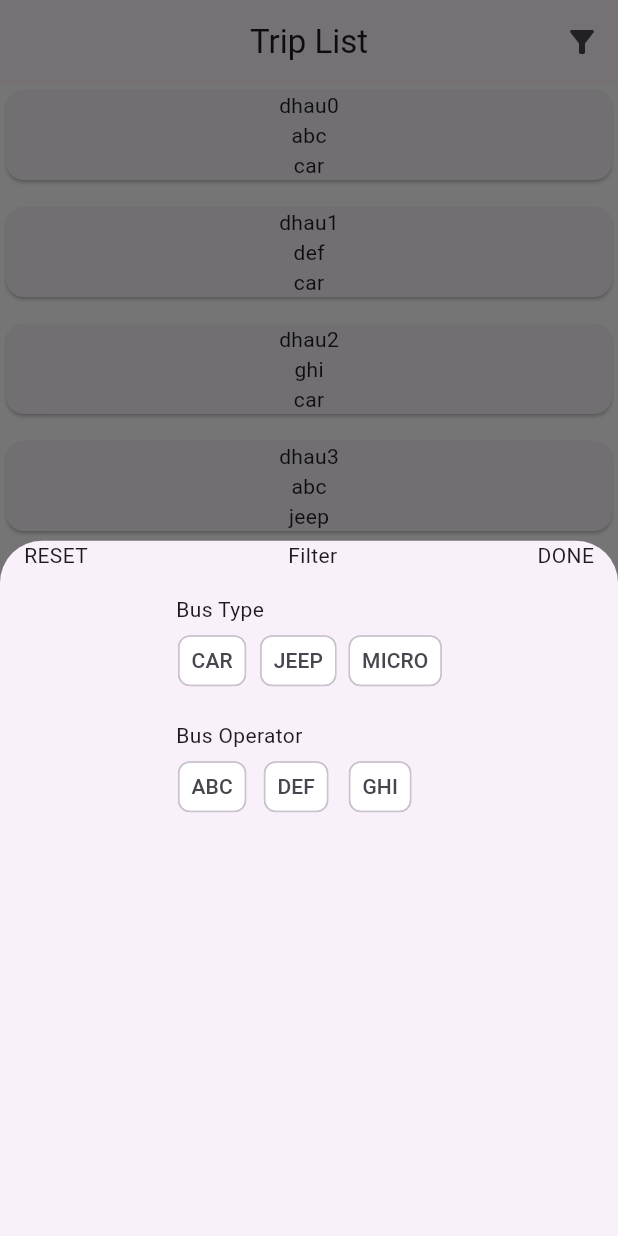
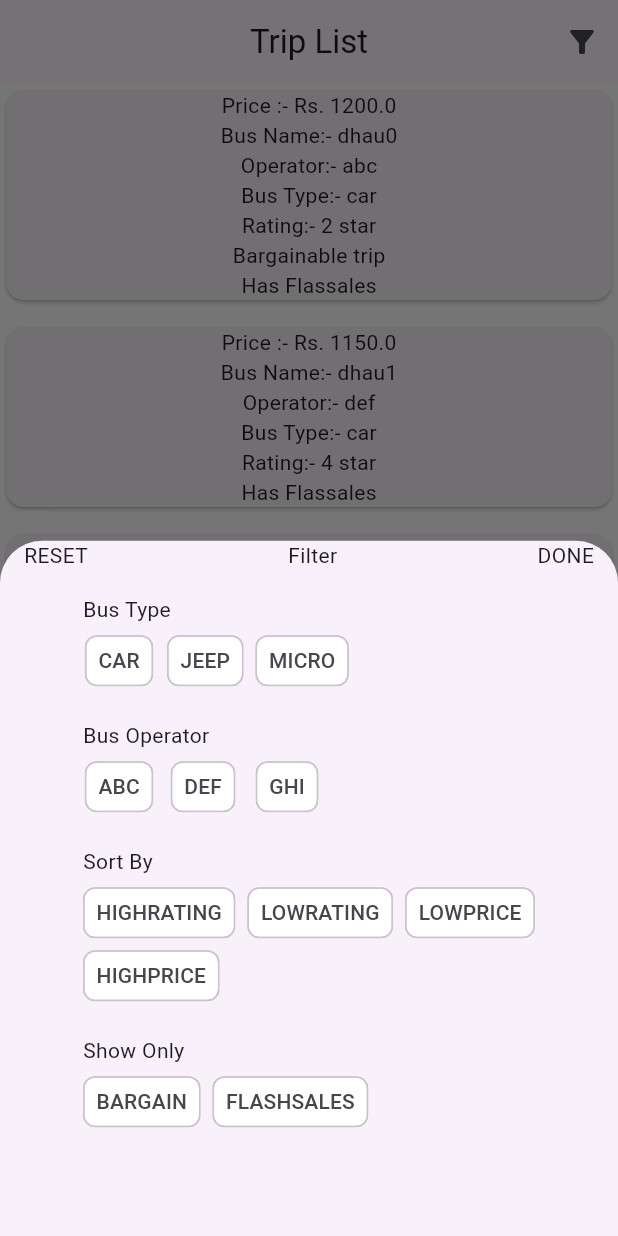
Before and after one commit to shuvam-koirala/TRIP_LIST_FILTER_EXAMPLE, a Flutter app: the screen it shows after launch, after a tap on the "filter alt" icon, on a phone screen of 412 x 824 dp. Run offline on Flutter 3.47's test engine with Material 3 defaults, Android fonts, the phone set to English and light mode, and no system bars; our stand-ins replace bloc, flutter_bloc.

Commit message:
extra filters added

```diff
--- /dev/null
+++ b/lib/filter_enums.dart
@@ -0,0 +1,3 @@
+enum SortingFilter { lowrating, highrating, lowPrice, highPrice }
+
+enum ShowOnlyFilter { bargain, flashsales }
--- a/lib/trip.dart
+++ b/lib/trip.dart
@@ -1,7 +1,13 @@
 class Trip {
-  Trip(this.id, this.busName, this.busType, this.busOperator);
+  Trip(this.id, this.busName, this.busType, this.busOperator, this.rating,
+      this.price,
+      {required this.canBargain, required this.hasFlashsales});
   final int id;
   final String busName;
   final String busType;
   final String busOperator;
+  final int rating;
+  final bool canBargain;
+  final bool hasFlashsales;
+  final double price;
 }
--- a/lib/trip_filter_cubit/trip_filter_cubit.dart
+++ b/lib/trip_filter_cubit/trip_filter_cubit.dart
@@ -1,17 +1,29 @@
 import 'package:bloc/bloc.dart';
+import 'package:trip_list_filter/filter_enums.dart';
 import 'package:trip_list_filter/trip.dart';
+import 'package:trip_list_filter/trip_filters_view.dart';
 part 'trip_filter_state.dart';
 
 class TripFilterCubit extends Cubit<TripFilterState> {
   TripFilterCubit()
       : super(TripFilterState(
-            filteredTrips: {}, selectedBusOperators: {}, selectedBusTypes: {}));
+            filteredTrips: {},
+            selectedBusOperators: {},
+            selectedBusTypes: {},
+            selectedShowOnlyFilter: null,
+            selectedSortingFilter: null));
 
   _copywith(
       {Set<String>? selectedBusTypes,
       Set<String>? selectedBusOperators,
-      Set<Trip>? filteredTrips}) {
+      Set<Trip>? filteredTrips,
+      ShowOnlyFilter? selectedShowOnlyFilter,
+      SortingFilter? selectedSortingFilter}) {
     return TripFilterState(
+        selectedShowOnlyFilter:
+            selectedShowOnlyFilter ?? state.selectedShowOnlyFilter,
+        selectedSortingFilter:
+            selectedSortingFilter ?? state.selectedSortingFilter,
         filteredTrips: filteredTrips ?? state.filteredTrips,
         selectedBusOperators:
             selectedBusOperators ?? state.selectedBusOperators,
@@ -38,9 +50,19 @@ class TripFilterCubit extends Cubit<TripFilterState> {
     }
   }
 
+  chooseSortingFilter(SortingFilter sortBy) {
+    emit(_copywith(selectedSortingFilter: sortBy));
+  }
+
+  chooseShowOnlyFilter(ShowOnlyFilter showOnly) {
+    emit(_copywith(selectedShowOnlyFilter: showOnly));
+  }
+
   resetFilter(Set<Trip> trips) {
     state.selectedBusOperators.clear();
     state.selectedBusTypes.clear();
+    state.selectedSortingFilter = null;
+    state.selectedShowOnlyFilter = null;
     applyFilter(trips);
   }
 
@@ -52,6 +74,42 @@ class TripFilterCubit extends Cubit<TripFilterState> {
           state.selectedBusOperators.contains(trip.busOperator);
       return matchesBusType && matchesBusOperator;
     }).toSet();
-    emit(_copywith(filteredTrips: filteredTrips));
+
+    if (state.selectedShowOnlyFilter != null && filteredTrips.isNotEmpty) {
+      switch (state.selectedShowOnlyFilter) {
+        case ShowOnlyFilter.bargain:
+          filteredTrips =
+              filteredTrips.where((trip) => trip.canBargain).toSet();
+          break;
+        case ShowOnlyFilter.flashsales:
+          filteredTrips =
+              filteredTrips.where((trip) => trip.hasFlashsales).toSet();
+        default:
+      }
+    }
+    List<Trip> sortedList = [];
+    if (state.selectedSortingFilter != null && filteredTrips.isNotEmpty) {
+      sortedList = List.from(filteredTrips);
+      switch (state.selectedSortingFilter) {
+        case SortingFilter.lowrating:
+          sortedList.sort((a, b) => a.rating.compareTo(b.rating));
+          break;
+        case SortingFilter.highrating:
+          sortedList.sort((a, b) => a.rating.compareTo(b.rating));
+          sortedList = List.from(sortedList.reversed);
+          break;
+        case SortingFilter.lowPrice:
+          sortedList.sort((a, b) => a.price.compareTo(b.price));
+          break;
+        case SortingFilter.highPrice:
+          sortedList.sort((a, b) => a.price.compareTo(b.price));
+          sortedList = List.from(sortedList.reversed);
+          break;
+        default:
+      }
+    }
+    emit(_copywith(
+        filteredTrips:
+            sortedList.isEmpty ? filteredTrips : sortedList.toSet()));
   }
 }
--- a/lib/trip_filter_cubit/trip_filter_state.dart
+++ b/lib/trip_filter_cubit/trip_filter_state.dart
@@ -3,10 +3,13 @@ part of "trip_filter_cubit.dart";
 class TripFilterState {
   Set<String> selectedBusTypes = {};
   Set<String> selectedBusOperators = {};
+  SortingFilter? selectedSortingFilter;
+  ShowOnlyFilter? selectedShowOnlyFilter;
   Set<Trip> filteredTrips = {};
-  TripFilterState({
-    required this.filteredTrips,
-    required this.selectedBusOperators,
-    required this.selectedBusTypes,
-  });
+  TripFilterState(
+      {required this.filteredTrips,
+      required this.selectedBusOperators,
+      required this.selectedBusTypes,
+      required this.selectedShowOnlyFilter,
+      required this.selectedSortingFilter});
 }
--- a/lib/trip_filters_view.dart
+++ b/lib/trip_filters_view.dart
@@ -1,5 +1,6 @@
 import 'package:flutter/material.dart';
 import 'package:flutter_bloc/flutter_bloc.dart';
+import 'package:trip_list_filter/filter_enums.dart';
 import 'package:trip_list_filter/trip_filter_cubit/trip_filter_cubit.dart';
 
 class BusTypeWiseFilterView extends StatelessWidget {
@@ -99,3 +100,101 @@ class BusOperatorWiseFilterView extends StatelessWidget {
     );
   }
 }
+
+class SortingFilterView extends StatelessWidget {
+  const SortingFilterView({super.key, required this.sortingFilters});
+  final Set<SortingFilter> sortingFilters;
+
+  @override
+  Widget build(BuildContext context) {
+    return Padding(
+      padding: const EdgeInsets.only(top: 16.0),
+      child: Column(
+        crossAxisAlignment: CrossAxisAlignment.start,
+        children: [
+          const Text(
+            "Sort By",
+          ),
+          Wrap(
+            crossAxisAlignment: WrapCrossAlignment.start,
+            alignment: WrapAlignment.start,
+            spacing: 8,
+            runSpacing: -6,
+            runAlignment: WrapAlignment.start,
+            children: [
+              ...sortingFilters.map((e) {
+                return InkWell(
+                  onTap: () {
+                    context.read<TripFilterCubit>().chooseSortingFilter(e);
+                  },
+                  child: BlocBuilder<TripFilterCubit, TripFilterState>(
+                    builder: (context, state) {
+                      return Chip(
+                        padding: const EdgeInsets.all(0),
+                        backgroundColor: state.selectedSortingFilter == e
+                            ? Colors.blue
+                            : Colors.white,
+                        label: Text(
+                          e.name.toUpperCase(),
+                        ),
+                      );
+                    },
+                  ),
+                );
+              }),
+            ],
+          )
+        ],
+      ),
+    );
+  }
+}
+
+class ShowOnlyFilterView extends StatelessWidget {
+  const ShowOnlyFilterView({super.key, required this.showOnlyFilters});
+  final Set<ShowOnlyFilter> showOnlyFilters;
+
+  @override
+  Widget build(BuildContext context) {
+    return Padding(
+      padding: const EdgeInsets.only(top: 16.0),
+      child: Column(
+        crossAxisAlignment: CrossAxisAlignment.start,
+        children: [
+          const Text(
+            "Show Only",
+          ),
+          Wrap(
+            crossAxisAlignment: WrapCrossAlignment.start,
+            alignment: WrapAlignment.start,
+            spacing: 8,
+            runSpacing: -6,
+            runAlignment: WrapAlignment.start,
+            children: [
+              ...showOnlyFilters.map((e) {
+                return InkWell(
+                  onTap: () {
+                    context.read<TripFilterCubit>().chooseShowOnlyFilter(e);
+                  },
+                  child: BlocBuilder<TripFilterCubit, TripFilterState>(
+                    builder: (context, state) {
+                      return Chip(
+                        padding: const EdgeInsets.all(0),
+                        backgroundColor: state.selectedShowOnlyFilter == e
+                            ? Colors.blue
+                            : Colors.white,
+                        label: Text(
+                          e.name.toUpperCase(),
+                        ),
+                      );
+                    },
+                  ),
+                );
+              }),
+            ],
+          )
+        ],
+      ),
+    );
+  }
+}
--- a/lib/trip_list_screen.dart
+++ b/lib/trip_list_screen.dart
@@ -1,5 +1,6 @@
 import 'package:flutter/material.dart';
 import 'package:flutter_bloc/flutter_bloc.dart';
+import 'package:trip_list_filter/filter_enums.dart';
 import 'package:trip_list_filter/trip.dart';
 import 'package:trip_list_filter/trip_filter_cubit/trip_filter_cubit.dart';
 import 'package:trip_list_filter/trip_filters_view.dart';
@@ -13,20 +14,38 @@ class TripListScreen extends StatefulWidget {
 
 class _TripListScreenState extends State<TripListScreen> {
   final Set<Trip> trips = {
-    Trip(0, "dhau0", "car", "abc"),
-    Trip(1, "dhau1", "car", "def"),
-    Trip(2, "dhau2", "car", "ghi"),
-    Trip(3, "dhau3", "jeep", "abc"),
-    Trip(4, "dhau4", "jeep", "def"),
-    Trip(5, "dhau5", "jeep", "ghi"),
-    Trip(6, "dhau6", "micro", "abc"),
-    Trip(7, "dhau7", "micro", "def"),
-    Trip(8, "dhau8", "micro", "ghi"),
+    Trip(0, "dhau0", "car", "abc", 2, 1200,
+        canBargain: true, hasFlashsales: true),
+    Trip(1, "dhau1", "car", "def", 4, 1150,
+        canBargain: false, hasFlashsales: true),
+    Trip(2, "dhau2", "car", "ghi", 1, 1350,
+        canBargain: false, hasFlashsales: true),
+    Trip(3, "dhau3", "jeep", "abc", 3, 800,
+        canBargain: true, hasFlashsales: true),
+    Trip(4, "dhau4", "jeep", "def", 5, 860,
+        canBargain: true, hasFlashsales: true),
+    Trip(5, "dhau5", "jeep", "ghi", 2, 1260.50,
+        canBargain: false, hasFlashsales: false),
+    Trip(6, "dhau6", "micro", "abc", 1, 1160,
+        canBargain: false, hasFlashsales: false),
+    Trip(7, "dhau7", "micro", "def", 3, 900,
+        canBargain: false, hasFlashsales: true),
+    Trip(8, "dhau8", "micro", "ghi", 4, 1000,
+        canBargain: false, hasFlashsales: true),
   };
 
   Set<String> busTypes = {};
   Set<String> busOperators = {};
-
+  Set<SortingFilter> sortingFilters = {
+    SortingFilter.highrating,
+    SortingFilter.lowrating,
+    SortingFilter.lowPrice,
+    SortingFilter.highPrice
+  };
+  Set<ShowOnlyFilter> showOnlyFilters = {
+    ShowOnlyFilter.bargain,
+    ShowOnlyFilter.flashsales
+  };
   @override
   void initState() {
     fetchFilterValues();
@@ -104,6 +123,12 @@ class _TripListScreenState extends State<TripListScreen> {
                                     BusOperatorWiseFilterView(
                                       busOperators: busOperators,
                                     ),
+                                    SortingFilterView(
+                                      sortingFilters: sortingFilters,
+                                    ),
+                                    ShowOnlyFilterView(
+                                      showOnlyFilters: showOnlyFilters,
+                                    ),
                                   ],
                                 ),
                               ),
@@ -127,9 +152,17 @@ class _TripListScreenState extends State<TripListScreen> {
                 return Card(
                   child: Column(
                     children: [
-                      Text(trip.busName),
-                      Text(trip.busOperator),
-                      Text(trip.busType)
+                      Text("Price :- Rs. ${trip.price}"),
+                      Text("Bus Name:- ${trip.busName}"),
+                      Text("Operator:- ${trip.busOperator}"),
+                      Text("Bus Type:- ${trip.busType}"),
+                      Text("Rating:- ${trip.rating} star"),
+                      trip.canBargain
+                          ? Text("Bargainable trip")
+                          : SizedBox.shrink(),
+                      trip.hasFlashsales
+                          ? Text("Has Flassales")
+                          : SizedBox.shrink(),
                     ],
                   ),
                 );
```
